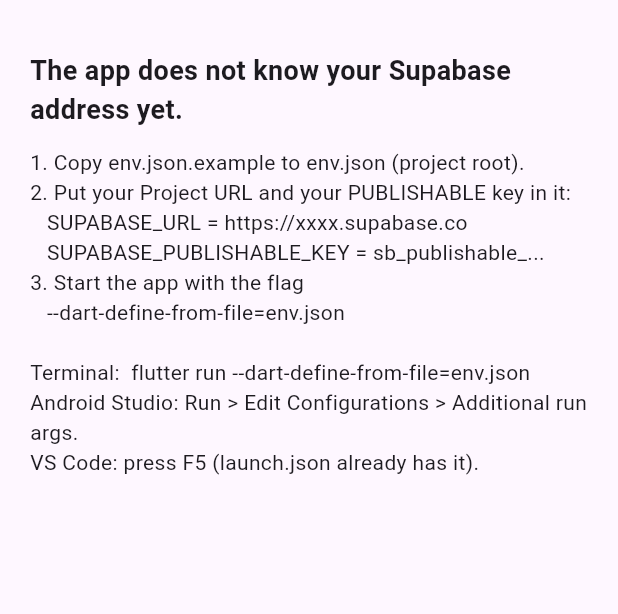
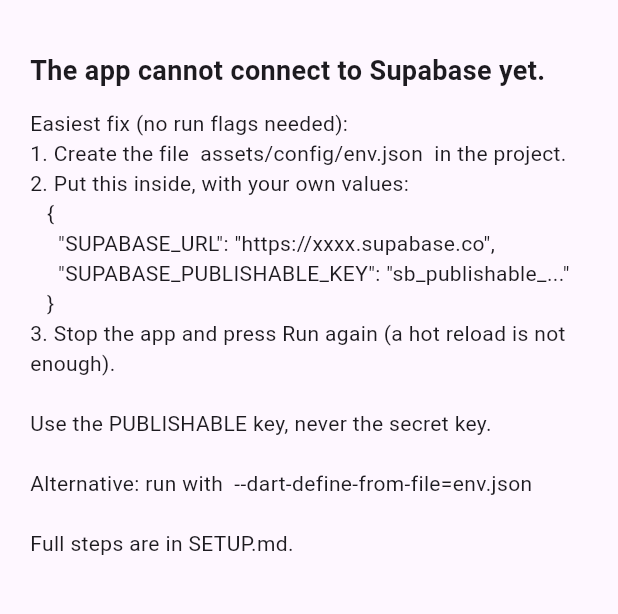
Before and after one commit to kamlesh0928/lediha_crm, a Flutter app: the screen it shows after launch, on a phone screen of 412 x 824 dp, the part 63-677 px from its top. Run offline on Flutter 3.47's test engine with Material 3 defaults, Android fonts, the phone set to English and light mode, and no system bars; our stand-ins replace connectivity_plus, csv, flutter_map, geolocator, latlong2, share_plus and 2 more; accounts and stored records are empty.

Commit message:
fix the build error 25.0.3

```diff
--- a/analysis_options.yaml
+++ b/analysis_options.yaml
@@ -7,6 +7,11 @@
 
 # The following line activates a set of recommended lints for Flutter apps,
 # packages, and plugins designed to encourage good coding practices.
+analyzer:
+  exclude:
+    - build/**
+    - android/**
+    - ios/**
 include: package:flutter_lints/flutter.yaml
 
 linter:
--- a/lib/core/config_error.dart
+++ b/lib/core/config_error.dart
@@ -1,8 +1,11 @@
 import 'package:flutter/material.dart';
 
-/// Shown instead of a crash when the app was started without env.json.
+/// Shown instead of a crash when the app is not configured or cannot start.
 class ConfigErrorApp extends StatelessWidget {
-  const ConfigErrorApp({super.key});
+  const ConfigErrorApp({super.key, this.details});
+
+  /// Extra technical text (for example the exception) shown at the bottom.
+  final String? details;
 
   @override
   Widget build(BuildContext context) {
@@ -10,27 +13,35 @@
       debugShowCheckedModeBanner: false,
       home: Scaffold(
         appBar: AppBar(title: const Text('LEDiHA CRM - setup needed')),
-        body: const SafeArea(
-          child: Padding(
-            padding: EdgeInsets.all(20),
-            child: SingleChildScrollView(
-              child: Column(
-                crossAxisAlignment: CrossAxisAlignment.start,
-                children: [
-                  Text('The app does not know your Supabase address yet.',
-                      style: TextStyle(fontSize: 18, fontWeight: FontWeight.w700)),
-                  SizedBox(height: 12),
-                  Text('1. Copy env.json.example to env.json (project root).\n'
-                      '2. Put your Project URL and your PUBLISHABLE key in it:\n'
-                      '   SUPABASE_URL = https://xxxx.supabase.co\n'
-                      '   SUPABASE_PUBLISHABLE_KEY = sb_publishable_...\n'
-                      '3. Start the app with the flag\n'
-                      '   --dart-define-from-file=env.json\n\n'
-                      'Terminal:  flutter run --dart-define-from-file=env.json\n'
-                      'Android Studio: Run > Edit Configurations > Additional run args.\n'
-                      'VS Code: press F5 (launch.json already has it).'),
+        body: SafeArea(
+          child: SingleChildScrollView(
+            padding: const EdgeInsets.all(20),
+            child: Column(
+              crossAxisAlignment: CrossAxisAlignment.start,
+              children: [
+                const Text('The app cannot connect to Supabase yet.',
+                    style: TextStyle(fontSize: 18, fontWeight: FontWeight.w700)),
+                const SizedBox(height: 12),
+                const Text(
+                  'Easiest fix (no run flags needed):\n'
+                  '1. Create the file  assets/config/env.json  in the project.\n'
+                  '2. Put this inside, with your own values:\n'
+                  '   {\n'
+                  '     "SUPABASE_URL": "https://xxxx.supabase.co",\n'
+                  '     "SUPABASE_PUBLISHABLE_KEY": "sb_publishable_..."\n'
+                  '   }\n'
+                  '3. Stop the app and press Run again (a hot reload is not enough).\n\n'
+                  'Use the PUBLISHABLE key, never the secret key.\n\n'
+                  'Alternative: run with  --dart-define-from-file=env.json\n\n'
+                  'Full steps are in SETUP.md.',
+                ),
+                if (details != null) ...[
+                  const SizedBox(height: 16),
+                  const Text('Technical details:', style: TextStyle(fontWeight: FontWeight.w700)),
+                  const SizedBox(height: 4),
+                  SelectableText(details!, style: const TextStyle(fontSize: 12)),
                 ],
-              ),
+              ],
             ),
           ),
         ),
--- a/lib/core/env.dart
+++ b/lib/core/env.dart
@@ -1,15 +1,49 @@
-/// Values come from `--dart-define-from-file=env.json` (see README).
-/// Only the PUBLISHABLE key (starts with sb_publishable_) belongs in the app.
+import 'dart:convert';
+import 'package:flutter/services.dart' show rootBundle;
+
+/// Supabase connection settings.
+///
+/// Two ways to provide them (the first one found wins):
+///  1. `--dart-define-from-file=env.json` on the run/build command (good for CI and release builds)
+///  2. the file `assets/config/env.json` (git-ignored; simplest for daily work - just press Run)
+///
+/// Only the PUBLISHABLE key (sb_publishable_...) belongs in the app.
 /// NEVER put the secret key (sb_secret_...) or the old service_role key here.
 class Env {
-  static const supabaseUrl = String.fromEnvironment('SUPABASE_URL');
-  static const _publishable = String.fromEnvironment('SUPABASE_PUBLISHABLE_KEY');
-  // Old name, still accepted so existing env.json files keep working.
-  static const _legacyName = String.fromEnvironment('SUPABASE_ANON_KEY');
+  static const _urlDefine = String.fromEnvironment('SUPABASE_URL');
+  static const _publishableDefine = String.fromEnvironment('SUPABASE_PUBLISHABLE_KEY');
+  // Old name, still accepted so existing files keep working.
+  static const _legacyDefine = String.fromEnvironment('SUPABASE_ANON_KEY');
 
-  static String get supabasePublishableKey =>
-      _publishable.isNotEmpty ? _publishable : _legacyName;
+  static String _url = '';
+  static String _key = '';
 
-  static bool get isConfigured =>
-      supabaseUrl.startsWith('https://') && supabasePublishableKey.isNotEmpty;
+  /// Call once at start-up, before reading the values below.
+  static Future<void> load() async {
+    _url = _urlDefine.trim();
+    _key = (_publishableDefine.isNotEmpty ? _publishableDefine : _legacyDefine).trim();
+    if (_url.isNotEmpty && _key.isNotEmpty) return;
+    try {
+      final raw = await rootBundle.loadString('assets/config/env.json');
+      final data = jsonDecode(raw) as Map<String, dynamic>;
+      if (_url.isEmpty) _url = (data['SUPABASE_URL'] ?? '').toString().trim();
+      if (_key.isEmpty) {
+        _key = (data['SUPABASE_PUBLISHABLE_KEY'] ?? data['SUPABASE_ANON_KEY'] ?? '')
+            .toString()
+            .trim();
+      }
+    } catch (_) {
+      // File not present: fine, isConfigured will be false.
+    }
+  }
+
+  static String get supabaseUrl => _url;
+  static String get supabasePublishableKey => _key;
+
+  /// True when a Supabase URL and a publishable key are available.
+  static bool get isConfigured => _url.startsWith('https://') && _key.isNotEmpty;
+
+  /// True when someone pasted a secret key into the app by mistake.
+  static bool get looksLikeSecretKey =>
+      _key.startsWith('sb_secret_') || _key.contains('service_role');
 }
--- a/lib/main.dart
+++ b/lib/main.dart
@@ -9,16 +9,29 @@
 
 Future<void> main() async {
   WidgetsFlutterBinding.ensureInitialized();
+  await Env.load();
   if (!Env.isConfigured) {
     runApp(const ConfigErrorApp());
     return;
   }
+  if (Env.looksLikeSecretKey) {
+    runApp(const ConfigErrorApp(
+      details: 'The key in your config looks like a SECRET key. Use the PUBLISHABLE key '
+          '(starts with sb_publishable_). Secret keys must never be placed in the app.',
+    ));
+    return;
+  }
+  try {
     await Supabase.initialize(
       url: Env.supabaseUrl,
       publishableKey: Env.supabasePublishableKey,
     );
     await Store.init();
     await AppAuth.instance.init();
+  } catch (e) {
+    runApp(ConfigErrorApp(details: 'Start-up failed: $e'));
+    return;
+  }
   SyncService.instance.start();
   runApp(const LedihaApp());
 }
--- a/pubspec.yaml
+++ b/pubspec.yaml
@@ -70,6 +70,10 @@
   # the material Icons class.
   uses-material-design: true
 
+  # assets/config/env.json (git-ignored) holds your Supabase URL and publishable key
+  assets:
+    - assets/config/
+
   # To add assets to your application, add an assets section, like this:
   # assets:
   #   - images/a_dot_burr.jpeg
```
Also changed, not shown: pubspec.lock, 7 other files. Lines whose indentation alone changed are shown as unchanged.
